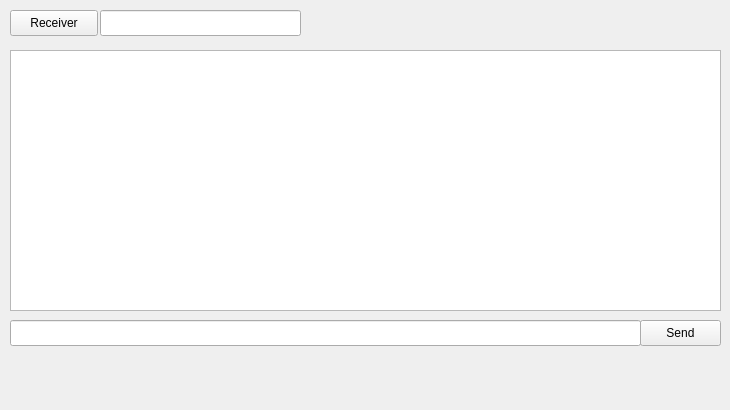
Above: client/ui/mainwindow.ui from SSintis/ClientServer before the change. Below: the same form after it.
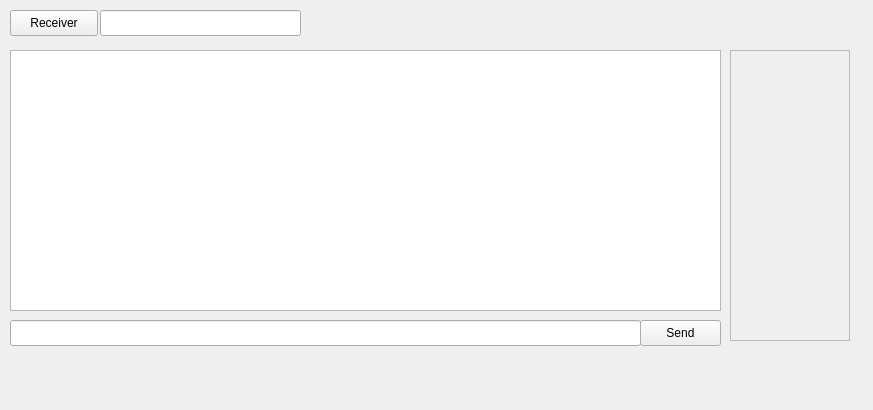
That is the form after the change.

```diff
--- a/client/ui/mainwindow.ui
+++ b/client/ui/mainwindow.ui
@@ -6,7 +6,7 @@
    <rect>
     <x>0</x>
     <y>0</y>
-    <width>730</width>
+    <width>873</width>
     <height>410</height>
    </rect>
   </property>
@@ -70,6 +70,29 @@
      <string>Receiver</string>
     </property>
    </widget>
+   <widget class="QScrollArea" name="scrollArea">
+    <property name="geometry">
+     <rect>
+      <x>730</x>
+      <y>50</y>
+      <width>120</width>
+      <height>291</height>
+     </rect>
+    </property>
+    <property name="widgetResizable">
+     <bool>true</bool>
+    </property>
+    <widget class="QWidget" name="scrollAreaWidgetContents">
+     <property name="geometry">
+      <rect>
+       <x>0</x>
+       <y>0</y>
+       <width>118</width>
+       <height>289</height>
+      </rect>
+     </property>
+    </widget>
+   </widget>
   </widget>
  </widget>
  <resources/>
```
